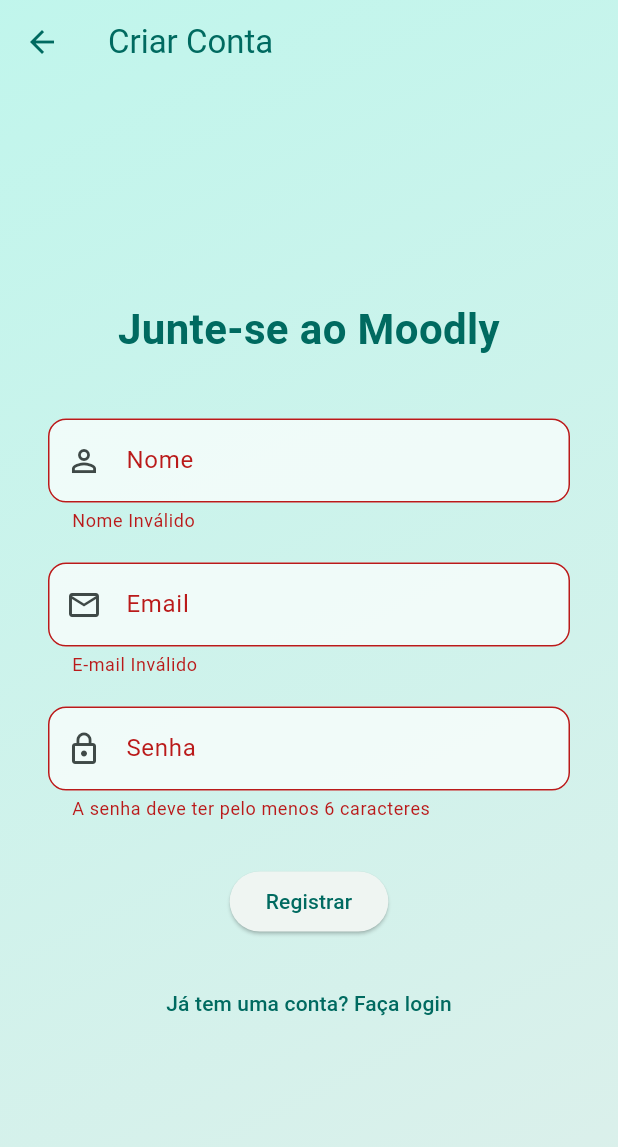
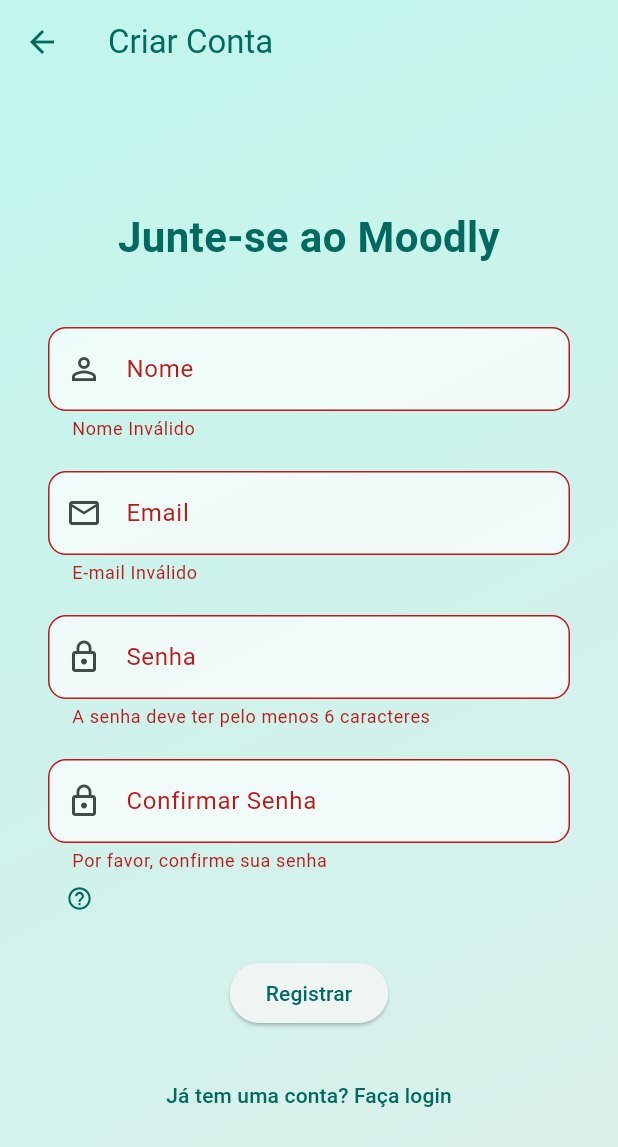
Before and after one commit to Moodly-project/moodly-backup, a Flutter app: the RegisterScreen screen opened directly, after a tap on "Registrar", on a phone screen of 412 x 824 dp. Shown: the top 1147 px of the screen. Run offline on Flutter 3.47's test engine with Material 3 defaults, Android fonts, the light colour scheme and no system bars; our stand-ins replace fl_chart, flutter_secure_storage, google_generative_ai; accounts and stored records are empty.

Commit message:
Adicionado a funcao 'confirmar senha' no register

```diff
--- a/lib/screens/auth/register_screen.dart
+++ b/lib/screens/auth/register_screen.dart
@@ -18,6 +18,7 @@
   final _nameController = TextEditingController();
   final _emailController = TextEditingController();
   final _passwordController = TextEditingController();
+  final _confirmPasswordController = TextEditingController();
 
   bool _isLoading = false; // Estado para indicar carregamento
 
@@ -26,6 +27,7 @@
     _nameController.dispose();
     _emailController.dispose();
     _passwordController.dispose();
+    _confirmPasswordController.dispose();
     super.dispose();
   }
 
@@ -193,6 +195,45 @@
                       return null;
                     },
                   ),
+                  const SizedBox(height: 20),
+                  TextFormField(
+                    controller: _confirmPasswordController,
+                    decoration: InputDecoration(
+                      labelText: 'Confirmar Senha',
+                      prefixIcon: const Icon(Icons.lock_outline),
+                      border: OutlineInputBorder(
+                        borderRadius: BorderRadius.circular(12),
+                      ),
+                      filled: true,
+                      fillColor: Colors.white70,
+                    ),
+                    obscureText: true,
+                    validator: (value) {
+                      if (value == null || value.isEmpty) {
+                        return 'Por favor, confirme sua senha';
+                      }
+                      if (value != _passwordController.text) {
+                        return 'As senhas não coincidem';
+                      }
+                      return null;
+                    },
+                  ),
+                  Padding(
+                    padding: const EdgeInsets.only(top: 8.0, left: 12.0),
+                    child: Row(
+                      children: [
+                        InkWell(
+                          onTap: () => _showPasswordConfirmationInfo(context),
+                          child: Icon(
+                            Icons.help_outline,
+                            size: 18,
+                            color: Theme.of(context).colorScheme.primary,
+                          ),
+                        ),
+                        const SizedBox(width: 4),
+                      ],
+                    ),
+                  ),
                   const SizedBox(height: 30),
                   _isLoading
                       ? CircularProgressIndicator(
@@ -220,4 +261,25 @@
       ),
     );
   }
+
+  void _showPasswordConfirmationInfo(BuildContext context) {
+    showDialog(
+      context: context,
+      builder: (BuildContext context) {
+        return AlertDialog(
+          title: const Text('Por que confirmar a senha?'),
+          content: const Text(
+              'Confirmar a senha ajuda a garantir que você digitou a senha desejada corretamente, evitando erros de digitação que poderiam impedir seu acesso futuro à conta.'),
+          actions: <Widget>[
+            TextButton(
+              child: const Text('Entendi'),
+              onPressed: () {
+                Navigator.of(context).pop();
+              },
+            ),
+          ],
+        );
+      },
+    );
+  }
 }
```
